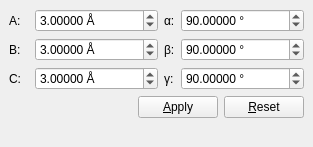
Before: the Qt Designer form libavogadro/src/extensions/crystallography/ui/ceparametereditor.ui in cryos/avogadro, drawn with Qt 5.
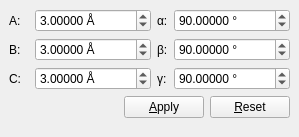
After: the same form once the commit is applied.

```diff
--- a/libavogadro/src/extensions/crystallography/ui/ceparametereditor.ui
+++ b/libavogadro/src/extensions/crystallography/ui/ceparametereditor.ui
@@ -6,12 +6,12 @@
    <rect>
     <x>0</x>
     <y>0</y>
-    <width>313</width>
-    <height>147</height>
+    <width>299</width>
+    <height>137</height>
    </rect>
   </property>
   <property name="sizePolicy">
-   <sizepolicy hsizetype="Preferred" vsizetype="Maximum">
+   <sizepolicy hsizetype="Fixed" vsizetype="Minimum">
     <horstretch>0</horstretch>
     <verstretch>0</verstretch>
    </sizepolicy>
```
